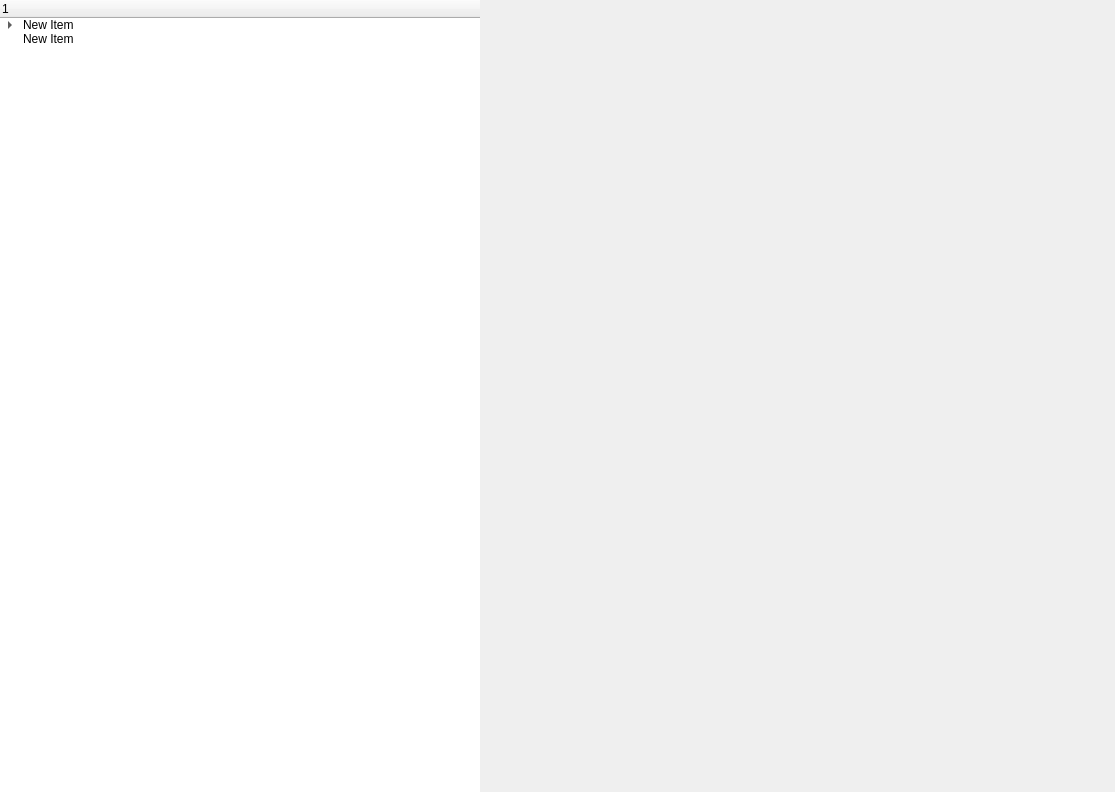
This is olive/gui/backend/qt/devicehub/view.ui in liuyenting/olive-core as Qt 5 draws it before an edit. The edited form follows.
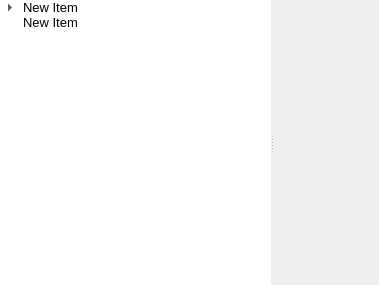
This is the edited form. Custom widgets are drawn as their Qt base class.

```diff
--- a/olive/gui/backend/qt/devicehub/view.ui
+++ b/olive/gui/backend/qt/devicehub/view.ui
@@ -6,13 +6,16 @@
    <rect>
     <x>0</x>
     <y>0</y>
-    <width>1115</width>
-    <height>792</height>
+    <width>379</width>
+    <height>285</height>
    </rect>
   </property>
   <property name="windowTitle">
    <string>Device Hub</string>
   </property>
+  <property name="styleSheet">
+   <string notr="true">#device_hub { border: 0px }</string>
+  </property>
   <layout class="QGridLayout" name="device_hub_main">
    <property name="leftMargin">
     <number>0</number>
@@ -38,23 +41,16 @@
       <bool>false</bool>
      </property>
      <property name="handleWidth">
-      <number>0</number>
+      <number>2</number>
      </property>
      <property name="childrenCollapsible">
       <bool>false</bool>
      </property>
      <widget class="QTreeWidget" name="devices">
-      <property name="sizePolicy">
-       <sizepolicy hsizetype="Fixed" vsizetype="Expanding">
-        <horstretch>0</horstretch>
-        <verstretch>0</verstretch>
-       </sizepolicy>
-      </property>
-      <property name="minimumSize">
-       <size>
-        <width>480</width>
-        <height>0</height>
-       </size>
+      <property name="font">
+       <font>
+        <pointsize>10</pointsize>
+       </font>
       </property>
       <property name="frameShape">
        <enum>QFrame::NoFrame</enum>
@@ -66,7 +62,7 @@
        <number>0</number>
       </property>
       <attribute name="headerVisible">
-       <bool>true</bool>
+       <bool>false</bool>
       </attribute>
       <column>
        <property name="text">
@@ -94,18 +90,25 @@
        </property>
       </item>
      </widget>
-     <widget class="QWidget" name="parameters" native="true">
-      <property name="sizePolicy">
-       <sizepolicy hsizetype="Preferred" vsizetype="Preferred">
-        <horstretch>1</horstretch>
-        <verstretch>0</verstretch>
-       </sizepolicy>
+     <widget class="ParameterTree" name="parameters" native="true">
+      <property name="font">
+       <font>
+        <pointsize>10</pointsize>
+       </font>
       </property>
      </widget>
     </widget>
    </item>
   </layout>
  </widget>
+ <customwidgets>
+  <customwidget>
+   <class>ParameterTree</class>
+   <extends>QWidget</extends>
+   <header>pyqtgraph.parametertree</header>
+   <container>1</container>
+  </customwidget>
+ </customwidgets>
  <resources/>
  <connections/>
 </ui>
```
Left out of the diff: 3 changed lines with no effect on the pictures.
